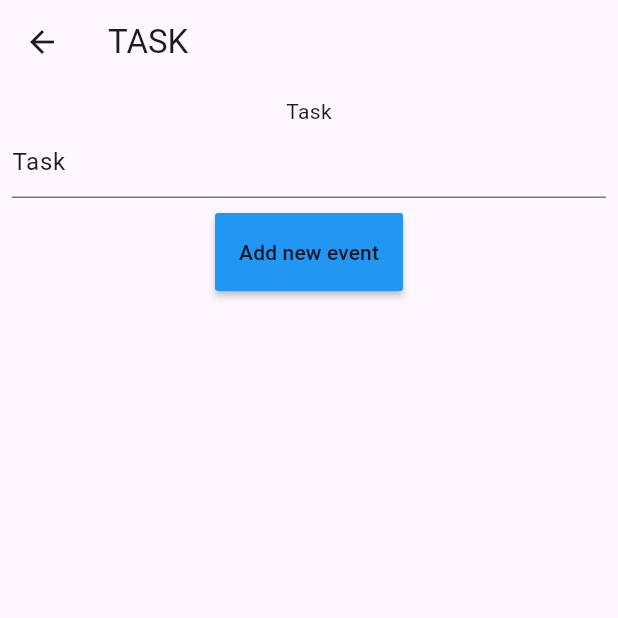
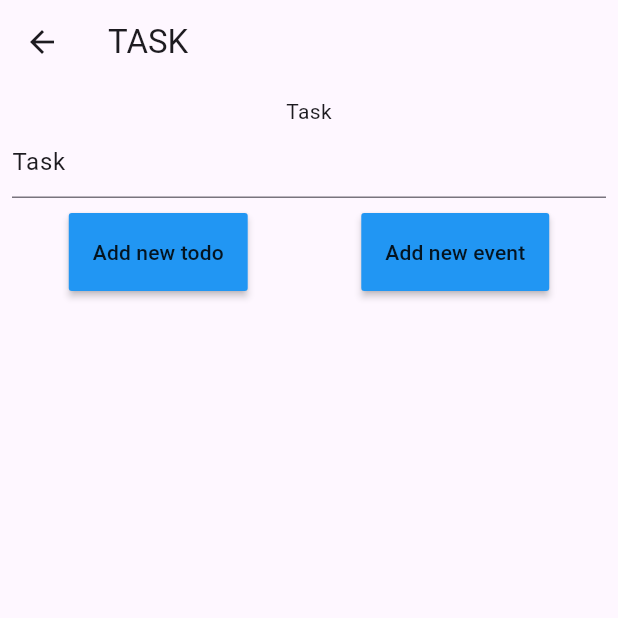
Before and after one commit to MrKhay/Simple-Task-Planner, a Flutter app: the screen it shows after launch, after a tap on the "add" icon, on a phone screen of 412 x 824 dp, the top half of it. Run offline on Flutter 3.47's test engine with Material 2 defaults, Android fonts, the phone set to English and light mode, and no system bars; our stand-ins replace bloc, equatable, flutter_bloc, flutter_hooks, hive, hive_flutter; accounts and stored records are empty.

Commit message:
implemented: local hive storag

```diff
--- a/lib/core/constants/strings.dart
+++ b/lib/core/constants/strings.dart
@@ -7,5 +7,5 @@ class Strings {
   static const homeScreenCenterText = 'Welcome to Flutterly!';
   static const todo = 'TODO';
   static const task = 'TASK';
-
+  static const todoDataBox = 'todoDataBox';
 }
--- /dev/null
+++ b/lib/core/extension/todo_data_extension.dart
@@ -0,0 +1,35 @@
+import 'package:intl/intl.dart';
+
+import '../../data/models/todo_model/todo_model.dart';
+
+extension TodoActivity on List<Todo> {
+  int numberOfCompletedTask() {
+    var count = 0;
+    // get number of completed task
+    for (var i in this) {
+      if (i.tasks.every((task) => task.isDone == true)) {
+        count++;
+      }
+    }
+
+    return count;
+  }
+
+  int numberOfunCompletedTask() {
+    var count = 0;
+    // get number of completed task
+    for (var i in this) {
+      if (i.tasks.any((task) => task.isDone == false)) {
+        count++;
+      }
+    }
+
+    return count;
+  }
+}
+
+extension FormatDateTime on DateTime {
+  String formateDateTime() =>
+      DateFormat('yyy-MM-dd h:mm a', 'en_US').format(this);
+  String formateDay() => DateFormat('MMMM dd', 'en_US').format(this);
+}
--- /dev/null
+++ b/lib/data/data_providers/todo_data_provider/todo_data_provider.dart
@@ -0,0 +1,40 @@
+import 'package:flutter_bloc_task_app/data/repositories/hive_repositories/hive_data_provider.dart';
+import 'package:hive_flutter/hive_flutter.dart';
+
+import '../../../core/constants/strings.dart';
+import '../../models/task_model/task_model.dart';
+import '../../models/todo_model/todo_model.dart';
+
+class TodoDataProvider extends HiveStorageProtocol {
+  @override
+  Future<Box<Todo>> initDataBase() async {
+    // open data box
+    Hive.registerAdapter(TodoAdapter());
+    Hive.registerAdapter(TaskAdapter());
+    return await Hive.openBox<Todo>(Strings.todoDataBox);
+  }
+
+  @override
+  void createData(Todo todo) async {
+    final box = Hive.box<Todo>(Strings.todoDataBox);
+    await box.add(todo);
+  }
+
+  @override
+  deleteData(Todo todo) async {
+    final box = Hive.box<Todo>(Strings.todoDataBox);
+    await box.delete(todo.key);
+  }
+
+  @override
+  List<Todo> readAllData() {
+    final box = Hive.box<Todo>(Strings.todoDataBox);
+    return box.values.toList();
+  }
+
+  @override
+  void updateData(Todo todo, int key) async {
+    final box = Hive.box<Todo>(Strings.todoDataBox);
+    await box.put(key, todo);
+  }
+}
--- a/lib/data/models/task_model.dart
+++ b/lib/data/models/task_model/task_model.dart
@@ -1,10 +1,17 @@
 // ignore_for_file: public_member_api_docs, sort_constructors_first, must_be_immutable
+
 import 'package:equatable/equatable.dart';
 import 'package:flutter/foundation.dart';
+import 'package:hive_flutter/hive_flutter.dart';
+
+part 'task_model.g.dart';
 
 @immutable
+@HiveType(typeId: 1)
 class Task extends Equatable {
+  @HiveField(0)
   final String title;
+  @HiveField(1)
   final bool isDone;
   const Task({
     required this.title,
--- a/lib/data/models/todo_model.dart
+++ b/lib/data/models/todo_model/todo_model.dart
@@ -1,46 +1,64 @@
 // ignore_for_file: public_member_api_docs, sort_constructors_first, must_be_immutable
+import 'dart:math';
+
 import 'package:equatable/equatable.dart';
 import 'package:flutter/foundation.dart';
+import 'package:flutter/material.dart';
+import 'package:hive_flutter/hive_flutter.dart';
 
-import 'package:flutter_bloc_task_app/data/models/task_model.dart';
+import 'package:flutter_bloc_task_app/data/models/task_model/task_model.dart';
+
+part 'todo_model.g.dart';
 
 @immutable
-class Todo extends Equatable {
+@HiveType(typeId: 0)
+class Todo extends Equatable with HiveObjectMixin {
+  @HiveField(0)
   final String title;
+  @HiveField(1)
   final DateTime timeCreated;
+  @HiveField(2)
   bool isCompleted;
+  @HiveField(3)
+  final Color barColor;
+  @HiveField(4)
   final List<Task> tasks;
+
   Todo({
     this.isCompleted = false,
     required this.title,
     required this.timeCreated,
     required this.tasks,
+    required this.barColor,
   });
 
   Todo copyWith({
     String? title,
     DateTime? timeCreated,
     bool? isCompleted,
+    Color? barColor,
     List<Task>? tasks,
   }) {
     return Todo(
       title: title ?? this.title,
       timeCreated: timeCreated ?? this.timeCreated,
       isCompleted: isCompleted ?? this.isCompleted,
+      barColor: barColor ?? this.barColor,
       tasks: tasks ?? this.tasks,
     );
   }
 
   @override
-  String toString() {
-    return 'TODO(title: $title, timeCreated: $timeCreated, isCompleted: $isCompleted, tasks: $tasks)';
+  List<Object> get props {
+    return [
+      title,
+      timeCreated,
+      isCompleted,
+      barColor,
+      tasks,
+    ];
   }
 
   @override
-  List<Object?> get props => [
-        title,
-        timeCreated,
-        tasks,
-        isCompleted,
-      ];
+  bool get stringify => true;
 }
--- /dev/null
+++ b/lib/data/repositories/hive_repositories/hive_data_provider.dart
@@ -0,0 +1,17 @@
+import 'package:flutter_bloc_task_app/data/models/todo_model/todo_model.dart';
+import 'package:hive/hive.dart';
+
+abstract class HiveStorageProtocol {
+  // init database
+  Future<Box<Object>> initDataBase();
+  // creat a new recode
+  void createData(Todo todo);
+  // read all
+  List<Object> readAllData();
+
+  // update a recode
+  void updateData(Todo todo, int key);
+
+  // delete data
+  void deleteData(Todo todo);
+}
--- a/lib/logic/bloc/task_bloc/task_bloc.dart
+++ b/lib/logic/bloc/task_bloc/task_bloc.dart
@@ -1,7 +1,7 @@
 import 'package:bloc/bloc.dart';
 import 'package:flutter/foundation.dart';
 
-import '../../../data/models/task_model.dart';
+import '../../../data/models/task_model/task_model.dart';
 
 part 'task_event.dart';
 part 'task_state.dart';
--- a/lib/logic/bloc/todo_bloc/todo_bloc.dart
+++ b/lib/logic/bloc/todo_bloc/todo_bloc.dart
@@ -1,30 +1,47 @@
+import 'dart:math';
+
 import 'package:bloc/bloc.dart';
 import 'package:equatable/equatable.dart';
 import 'package:flutter/foundation.dart';
 import 'package:collection/collection.dart';
-import 'package:flutter_bloc_task_app/data/models/task_model.dart';
-import '../../../data/models/todo_model.dart';
+import 'package:flutter/material.dart';
+import 'package:flutter_bloc_task_app/core/extension/todo_data_extension.dart';
+import 'package:flutter_bloc_task_app/data/models/task_model/task_model.dart';
+import 'package:flutter_bloc_task_app/data/repositories/hive_repositories/hive_data_provider.dart';
+
+import '../../../data/models/todo_model/todo_model.dart';
 
 part 'todo_event.dart';
 part 'todo_state.dart';
 
+typedef DecodeTodoData = Future<List<Todo>> Function();
+
 class TodoBloc extends Bloc<TodoEvent, TodoState?> {
-  TodoBloc() : super(null) {
+  final HiveStorageProtocol storageApi;
+  TodoBloc({required this.storageApi}) : super(null) {
+    on<TodoEventInitilize>((event, emit) {
+      var todoData = storageApi.readAllData() as List<Todo>;
+
+      emit(TodoState(
+        todos: todoData,
+        completedTaskCount: todoData.numberOfCompletedTask(),
+        unCompletedTaskCount: todoData.numberOfunCompletedTask(),
+      ));
+    });
+
     on<TodoEventAddNewTodo>((event, emit) {
       Todo todo = Todo(
-        title: event.title,
-        timeCreated: event.timeCreated,
-        tasks: event.tasks,
-      );
-
-      var todoData = state?.todos ?? [];
-      var completedTaskCount = state?.completedTaskCount ?? 0;
-      var unCompletedTaskCount = state?.unCompletedTaskCount ?? 0;
+          title: event.title,
+          timeCreated: event.timeCreated,
+          tasks: event.tasks,
+          barColor: generateRandomColor());
+      storageApi.createData(todo);
+      var todoData = storageApi.readAllData() as List<Todo>;
 
       emit(TodoState(
-        todos: [...todoData, todo],
-        completedTaskCount: completedTaskCount,
-        unCompletedTaskCount: unCompletedTaskCount,
+        todos: todoData,
+        completedTaskCount: todoData.numberOfCompletedTask(),
+        unCompletedTaskCount: todoData.numberOfunCompletedTask(),
       ));
     });
 
@@ -32,16 +49,14 @@ class TodoBloc extends Bloc<TodoEvent, TodoState?> {
       var todoData = state?.todos ?? [];
       int completedTaskCount = 0;
       var unCompletedTaskCount = state?.unCompletedTaskCount ?? 0;
-
       // get number of completed task
-
       for (var i in todoData) {
         if (i.tasks.every((task) => task.isDone == true)) {
           completedTaskCount++;
         }
       }
       emit(TodoState(
-        todos: [...todoData],
+        todos: todoData,
         completedTaskCount: completedTaskCount,
         unCompletedTaskCount: unCompletedTaskCount,
       ));
@@ -51,10 +66,9 @@ class TodoBloc extends Bloc<TodoEvent, TodoState?> {
       var todoData = state?.todos ?? [];
       var completedTaskCount = state?.completedTaskCount ?? 0;
       var unCompletedTaskCount = 0;
-      // get number of completed task
-
+      // get number of uncompleted task
       for (var i in todoData) {
-        if (i.tasks.every((task) => task.isDone == false)) {
+        if (i.tasks.any((task) => task.isDone == false)) {
           unCompletedTaskCount++;
         }
       }
@@ -66,16 +80,13 @@ class TodoBloc extends Bloc<TodoEvent, TodoState?> {
     });
 
     on<TodoEventDeleteTodo>((event, emit) {
-      var todoData = state?.todos ?? [];
-      var completedTaskCount = state?.completedTaskCount ?? 0;
-      var unCompletedTaskCount = state?.unCompletedTaskCount ?? 0;
-
-      todoData.remove(event.todo);
+      storageApi.deleteData(event.todo);
+      var todoData = storageApi.readAllData() as List<Todo>;
 
       emit(TodoState(
-        todos: [...todoData],
-        unCompletedTaskCount: unCompletedTaskCount,
-        completedTaskCount: completedTaskCount,
+        todos: todoData,
+        completedTaskCount: todoData.numberOfCompletedTask(),
+        unCompletedTaskCount: todoData.numberOfunCompletedTask(),
       ));
     });
 
@@ -91,26 +102,39 @@ class TodoBloc extends Bloc<TodoEvent, TodoState?> {
     });
 
     on<TodoEventToggleTaskIsDone>((event, emit) {
-      var completedTaskCount = state?.completedTaskCount ?? 0;
-      var unCompletedTaskCount = state?.unCompletedTaskCount ?? 0;
+      var todoData = storageApi.readAllData() as List<Todo>;
 
-      var todoData = (state?.todos ?? [])
-          .mapIndexed((todoIndex, todo) => todoIndex == event.todoIndex
-              ? todo.copyWith(
-                  tasks: todo.tasks
-                      .mapIndexed((taskindex, task) =>
-                          taskindex == event.taskIndex
-                              ? task.copyWith(isDone: event.isDone)
-                              : task)
-                      .toList(),
-                )
-              : todo)
+      var todo = todoData[event.todoIndex];
+      var b = todo.tasks
+          .mapIndexed((index, task) => index == event.taskIndex
+              ? Task(title: task.title, isDone: event.isDone)
+              : task)
           .toList();
+      var todod = Todo(
+          title: todo.title,
+          timeCreated: todo.timeCreated,
+          tasks: b,
+          barColor: todo.barColor);
 
+      storageApi.updateData(todod, todo.key);
+
+      // var todoData = (state?.todos ?? [])
+      //     .mapIndexed((todoIndex, todo) => todoIndex == event.todoIndex
+      //         ? todo.copyWith(
+      //             tasks: todo.tasks
+      //                 .mapIndexed((taskindex, task) =>
+      //                     taskindex == event.taskIndex
+      //                         ? task.copyWith(isDone: event.isDone)
+      //                         : task)
+      //                 .toList(),
+      //           )
+      //         : todo)
+      //     .toList();
+      var newTodoData = storageApi.readAllData() as List<Todo>;
       emit(TodoState(
-        todos: [...todoData],
-        unCompletedTaskCount: unCompletedTaskCount,
-        completedTaskCount: completedTaskCount,
+        todos: newTodoData,
+        unCompletedTaskCount: newTodoData.numberOfunCompletedTask(),
+        completedTaskCount: newTodoData.numberOfCompletedTask(),
       ));
     });
 
@@ -129,6 +153,7 @@ class TodoBloc extends Bloc<TodoEvent, TodoState?> {
                       title: todo.title,
                       timeCreated: todo.timeCreated,
                       tasks: todo.tasks,
+                      barColor: todo.barColor,
                       isCompleted: true)
                   : todo)
               .toList();
@@ -139,6 +164,7 @@ class TodoBloc extends Bloc<TodoEvent, TodoState?> {
                       title: todo.title,
                       timeCreated: todo.timeCreated,
                       tasks: todo.tasks,
+                      barColor: todo.barColor,
                       isCompleted: false)
                   : todo)
               .toList();
@@ -153,3 +179,9 @@ class TodoBloc extends Bloc<TodoEvent, TodoState?> {
     });
   }
 }
+
+Color generateRandomColor() {
+  const color = Colors.primaries;
+
+  return color[Random().nextInt(color.length)].shade700;
+}
--- a/lib/logic/bloc/todo_bloc/todo_event.dart
+++ b/lib/logic/bloc/todo_bloc/todo_event.dart
@@ -43,6 +43,7 @@ class TodoEventDeleteAllTodos extends TodoEvent {
 class TodoEventToggleTaskIsDone extends TodoEvent {
   final int todoIndex;
   final int taskIndex;
+
   final bool isDone;
   const TodoEventToggleTaskIsDone({
     required this.taskIndex,
@@ -55,3 +56,8 @@ class TodoEventToggleTaskIsDone extends TodoEvent {
 class TodoEventToggleTodoIsCompleted extends TodoEvent {
   const TodoEventToggleTodoIsCompleted();
 }
+
+@immutable
+class TodoEventInitilize extends TodoEvent {
+  const TodoEventInitilize();
+}
--- a/lib/logic/utilitie/todo_helper.dart
+++ b/lib/logic/utilitie/todo_helper.dart
@@ -1,4 +1,4 @@
-import 'package:flutter_bloc_task_app/data/models/todo_model.dart';
+import 'package:flutter_bloc_task_app/data/models/todo_model/todo_model.dart';
 
 // get number of completed task
 int getNumberOfCompleteTodo(Iterable<Todo> todos) {
--- a/lib/main.dart
+++ b/lib/main.dart
@@ -1,17 +1,20 @@
 import 'package:flutter/material.dart';
 import 'package:flutter_bloc/flutter_bloc.dart';
+import 'package:flutter_bloc_task_app/data/data_providers/todo_data_provider/todo_data_provider.dart';
 import 'package:flutter_bloc_task_app/logic/bloc/task_bloc/task_bloc.dart';
-
 import 'core/constants/strings.dart';
 import 'core/themes/app_theme.dart';
-import 'data/models/task_model.dart';
 import 'logic/bloc/todo_bloc/todo_bloc.dart';
 import 'logic/debug/app_bloc_observer.dart';
 import 'presentation/router/app_router.dart';
+import 'package:hive_flutter/hive_flutter.dart';
 
-void main() {
+Future<void> main() async {
+  WidgetsFlutterBinding.ensureInitialized();
+  // init hive local storage
+  await Hive.initFlutter();
+  await TodoDataProvider().initDataBase();
   Bloc.observer = AppBlocObserver();
-
   runApp(const MyApp());
 }
 
@@ -23,17 +26,8 @@ class MyApp extends StatelessWidget {
     return MultiBlocProvider(
       providers: [
         BlocProvider(
-          create: (context) => TodoBloc()
-            ..add(
-              TodoEventAddNewTodo(
-                title: 'Hello hello',
-                timeCreated: DateTime(2023, 9, 7, 17, 30),
-                tasks:  [
-                  Task(title: 'Task 2', isDone: false),
-                ],
-              ),
-            ),
-        ),
+            create: (context) => TodoBloc(storageApi: TodoDataProvider())
+              ..add(const TodoEventInitilize())),
         BlocProvider(create: (context) => TaskBloc()),
       ],
       child: MaterialApp(
--- a/lib/presentation/screens/add_new_todo_view/add_new_todo_view.dart
+++ b/lib/presentation/screens/add_new_todo_view/add_new_todo_view.dart
@@ -1,7 +1,8 @@
 import 'package:flutter/material.dart';
 import 'package:flutter_bloc/flutter_bloc.dart';
-import 'package:flutter_bloc_task_app/data/models/task_model.dart';
+import 'package:flutter_bloc_task_app/data/models/task_model/task_model.dart';
 import 'package:flutter_bloc_task_app/logic/bloc/task_bloc/task_bloc.dart';
+import 'package:flutter_bloc_task_app/logic/bloc/todo_bloc/todo_bloc.dart';
 import 'package:flutter_hooks/flutter_hooks.dart';
 import '../../../core/constants/strings.dart';
 
@@ -36,6 +37,20 @@ class AddNewTodoTaskView extends HookWidget {
                   ),
                 ),
                 const SizedBox(height: 10),
+                Row(
+                  mainAxisAlignment: MainAxisAlignment.spaceAround,
+                  children: [
+                    MaterialButton(
+                      onPressed: () {
+                        context.read<TodoBloc>().add(TodoEventAddNewTodo(
+                            title: 'Khay',
+                            timeCreated: DateTime.now(),
+                            tasks: context.read<TaskBloc>().state?.task ?? []));
+                      },
+                      color: Colors.blue,
+                      padding: const EdgeInsets.all(16),
+                      child: const Text('Add new todo'),
+                    ),
                     MaterialButton(
                       onPressed: () {
                         context.read<TaskBloc>().add(TaskEventAddNewTask(
@@ -45,6 +60,8 @@ class AddNewTodoTaskView extends HookWidget {
                       color: Colors.blue,
                       padding: const EdgeInsets.all(16),
                       child: const Text('Add new event'),
+                    ),
+                  ],
                 ),
                 Expanded(
                   child: BlocBuilder<TaskBloc, TaskState?>(
--- a/lib/presentation/screens/task_view/task_view.dart
+++ b/lib/presentation/screens/task_view/task_view.dart
@@ -1,10 +1,8 @@
 import 'package:flutter/material.dart';
 import 'package:flutter_bloc/flutter_bloc.dart';
 import 'package:flutter_bloc_task_app/core/constants/strings.dart';
-import 'package:flutter_bloc_task_app/data/models/task_model.dart';
+import 'package:flutter_bloc_task_app/data/models/task_model/task_model.dart';
 import 'package:flutter_bloc_task_app/logic/bloc/todo_bloc/todo_bloc.dart';
-import 'package:collection/collection.dart';
-import '../../../data/models/todo_model.dart';
 
 class TaskView extends StatelessWidget {
   final int todoIndex;
@@ -12,8 +10,6 @@ class TaskView extends StatelessWidget {
 
   @override
   Widget build(BuildContext context) {
-    // final taskData =
-    //     context.watch<TodoBloc>().state?.todos[todoIndex].tasks ?? [];
     final taskData = context
         .select((TodoBloc bloc) => bloc.state?.todos[todoIndex].tasks ?? []);
     return Scaffold(
--- a/lib/presentation/screens/todo_view/todo_view.dart
+++ b/lib/presentation/screens/todo_view/todo_view.dart
@@ -1,11 +1,12 @@
 import 'package:flutter/material.dart';
 import 'package:flutter_bloc/flutter_bloc.dart';
-import 'package:flutter_bloc_task_app/core/constants/strings.dart';
+import 'package:flutter_bloc_task_app/core/extension/todo_data_extension.dart';
+
 import 'package:flutter_bloc_task_app/logic/bloc/task_bloc/task_bloc.dart';
 import 'package:flutter_bloc_task_app/logic/bloc/todo_bloc/todo_bloc.dart';
 import 'package:flutter_bloc_task_app/presentation/router/app_router.dart';
 import 'package:intl/intl.dart';
-import '../../../data/models/todo_model.dart';
+import '../../../data/models/todo_model/todo_model.dart';
 import '../task_view/task_view.dart';
 
 class TodoView extends StatelessWidget {
@@ -21,8 +22,14 @@ class TodoView extends StatelessWidget {
       },
       child: Scaffold(
         appBar: AppBar(
-          title: const Text(Strings.todo),
+          title: Text(DateTime.now().formateDay()),
           centerTitle: true,
+          actions: [
+            IconButton(
+              icon: const Icon(Icons.settings),
+              onPressed: () {},
+            )
+          ],
         ),
         floatingActionButton: FloatingActionButton(
           onPressed: () {
@@ -30,10 +37,6 @@ class TodoView extends StatelessWidget {
               context,
               AppRouter.addNewTodoView,
             );
-            // context.read<TodoBloc>().add(TodoEventAddNewTodo(
-            //     title: 'Hello',
-            //     timeCreated: DateTime(2023, 9, 7, 17, 30),
-            //     tasks: []));
           },
           child: const Icon(Icons.add),
         ),
@@ -62,6 +65,11 @@ class TodoView extends StatelessWidget {
 
 Widget todoTile(Todo todo) {
   return ListTile(
+    leading: Container(
+      width: 10,
+      height: 10,
+      color: todo.barColor,
+    ),
     title: Text(
       todo.title,
       style: const TextStyle(color: Colors.black),
@@ -71,8 +79,3 @@ Widget todoTile(Todo todo) {
     ),
   );
 }
-
-extension FormatDateTime on DateTime {
-  String formateDateTime() =>
-      DateFormat('yyy-MM-dd h:mm a', 'en_US').format(this);
-}
```
Also changed, not shown: pubspec.yaml (+7 -0 lines), lib/data/models/task_model/task_model.g.dart (added), lib/data/models/todo_model/todo_model.g.dart (added), pubspec.lock, 3 other files. Lines whose indentation alone changed are shown as unchanged.
